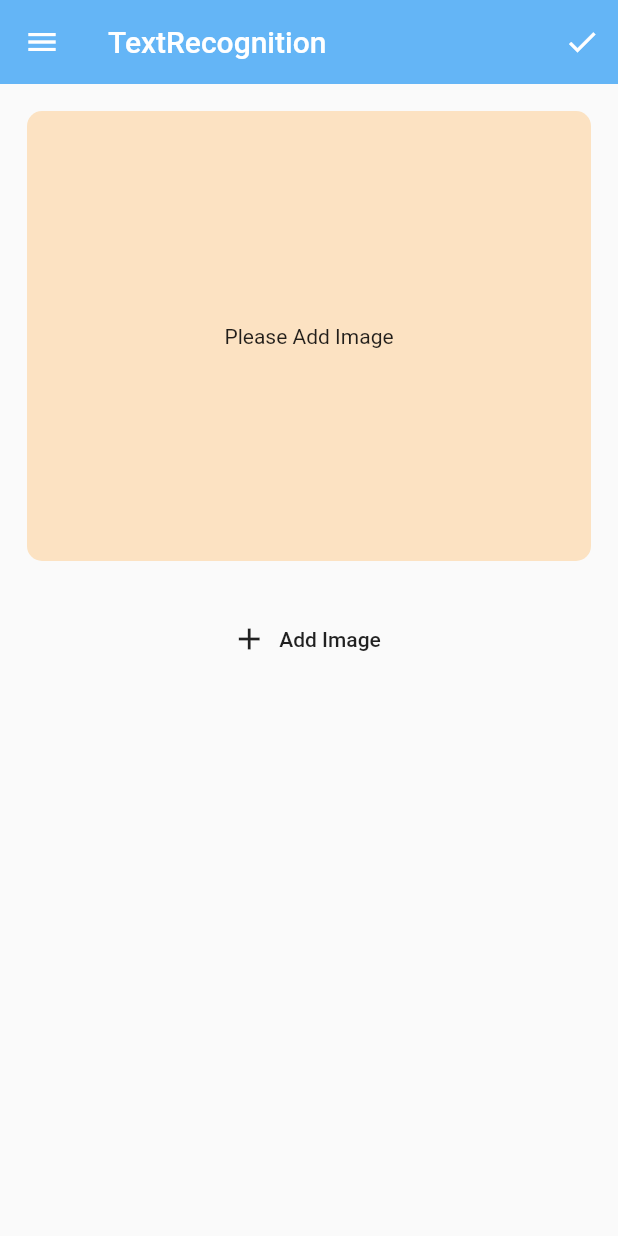
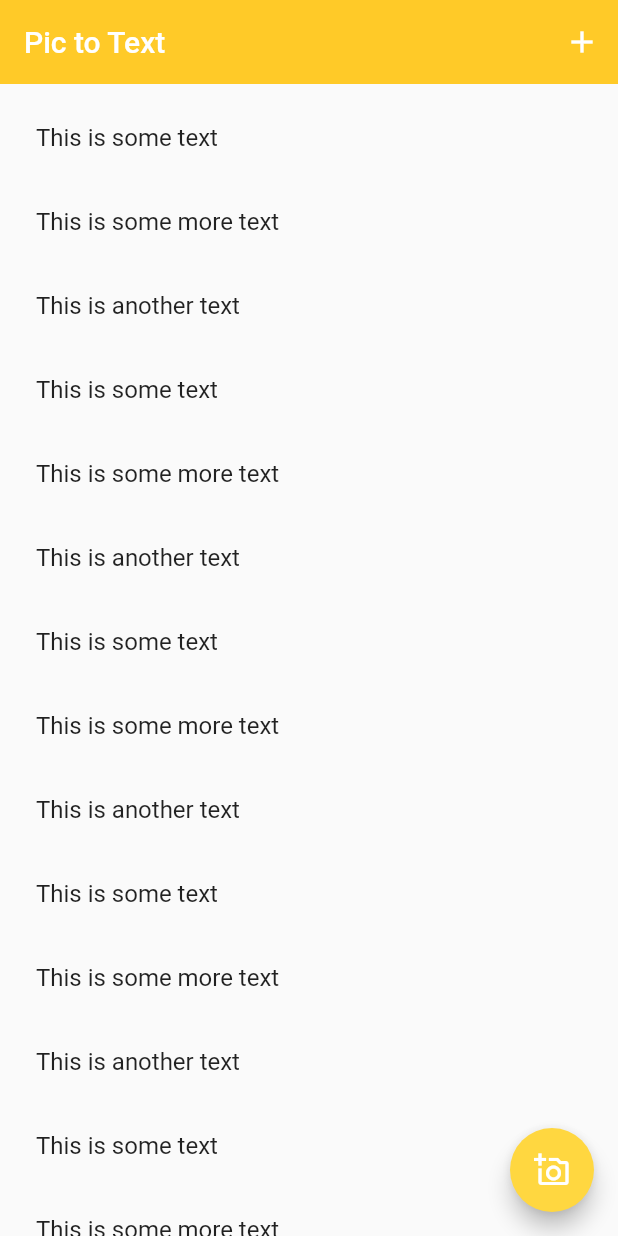
Before and after one commit to victorhmp/pic-to-text, a Flutter app: the screen it shows after launch, on a phone screen of 412 x 824 dp. Run offline on Flutter 3.47's test engine with Material 2 defaults, Android fonts, the phone set to English and light mode, and no system bars; our stand-ins replace image_picker; missing offline and left inert: clipboard, firebase_ml_vision; accounts and stored records are empty.

```diff
--- a/lib/main.dart
+++ b/lib/main.dart
@@ -4,11 +4,14 @@ import 'dart:developer' as developer;
 import 'package:firebase_ml_vision/firebase_ml_vision.dart';
 import 'package:flutter/cupertino.dart';
 import 'package:flutter/material.dart';
-import 'package:pic_to_text/userImagePicker.dart';
+import 'package:clipboard/clipboard.dart';
+
+import 'package:image_picker/image_picker.dart';
+import 'package:pic_to_text/mockData.dart';
 
 void main() => runApp(MaterialApp(
+      home: HomeScreen(),
       debugShowCheckedModeBanner: false,
-      home: HomeScreen(),
     ));
 
 class HomeScreen extends StatefulWidget {
@@ -17,95 +20,133 @@ class HomeScreen extends StatefulWidget {
 }
 
 class _HomeScreenState extends State<HomeScreen> {
+  final ImagePicker picker = ImagePicker();
+
   String string = "TextRecognition";
   File _userImageFile;
+
+  List<String> history = mockHistory;
+
+  final snackBar = SnackBar(content: Text('Copiado'));
+
   var result = "";
 
-  void _pickedImage(File image) {
-    _userImageFile = image;
+  void _pickImage(ImageSource imageSource) async {
+    final pickedImageFile = await picker.getImage(
+      source: imageSource,
+    );
+
+    if (pickedImageFile != null) {
+      setState(() {
+        _userImageFile = File(pickedImageFile.path);
+      });
+    } else {
+      print('No image was selected');
+    }
   }
 
   recogniseText() async {
-    developer.log('recogniseText was called');
-
     FirebaseVisionImage myImage = FirebaseVisionImage.fromFile(_userImageFile);
     TextRecognizer recognizeText = FirebaseVision.instance.textRecognizer();
     VisionText readText = await recognizeText.processImage(myImage);
 
-    developer.log(readText.text);
+    developer.log('This is the result: ${readText.text}');
 
     setState(() {
       result = readText.text;
+      history = [result] + history;
+      _userImageFile = null;
     });
-  }
-
-  Widget drawerItem(String title, IconData iconData, String _string) {
-    return InkWell(
-      onTap: () {
-        setState(() {
-          string = _string;
-        });
-        Navigator.of(context).pop();
-      },
-      child: Column(
-        children: [
-          ListTile(
-            leading: Icon(iconData),
-            title: Text(
-              title,
-              style: TextStyle(
-                fontWeight: FontWeight.w700,
-              ),
-            ),
-          ),
-          Divider()
-        ],
-      ),
-    );
   }
 
   @override
   Widget build(BuildContext context) {
     return Scaffold(
-        drawer: Drawer(
+      appBar: AppBar(
+        elevation: 0,
+        title: Text('Pic to Text'),
+        backgroundColor: Colors.amber[400],
+        actions: [
+          IconButton(
+            onPressed: () {
+              recogniseText();
+            },
+            icon: Icon(Icons.add),
+          )
+        ],
+      ),
+      body: Container(
+        child: ListView.builder(
+            padding: const EdgeInsets.all(8),
+            itemCount: history.length,
+            itemBuilder: (BuildContext context, int index) {
+              return ListTile(
+                // trailing: Icon(Icons.delete_rounded),
+                title: Text('${history[index]}'),
+                onTap: () {
+                  FlutterClipboard.copy(history[index]).then((value) {
+                    Scaffold.of(context).showSnackBar(snackBar);
+                  });
+                },
+              );
+            }),
+      ),
+      floatingActionButton: FloatingActionButton(
+        onPressed: () {
+          showDialog(
+              context: context,
+              builder: (_) {
+                return AlertDialog(
+                  title: Text(
+                    "Complete your action using..",
+                  ),
+                  actions: [
+                    FlatButton(
+                      onPressed: () {
+                        Navigator.of(context).pop();
+                      },
+                      child: Text(
+                        "Cancel",
+                      ),
+                    ),
+                  ],
+                  content: Container(
+                    height: 120,
                     child: Column(
                       children: [
-              Padding(
-                padding: const EdgeInsets.all(18.0),
-                child: Image.network(
-                    "https://1.bp.blogspot.com/-B3K1G5D9sPQ/WvDZJGvkqVI/AAAAAAAAFSc/zx6VYIc0IXQmB8oR4c0i7SKjSNL-2xiTQCLcBGAs/s1600/ml-kit-logo.png"),
+                        ListTile(
+                          leading: Icon(Icons.camera),
+                          title: Text(
+                            "Camera",
                           ),
-              Divider(),
-              drawerItem("Text recognition", Icons.title, "TextRecognition"),
-              drawerItem("Image labeling", Icons.terrain, "ImageLabeling"),
-              drawerItem("Barcode scanning", Icons.workspaces_outline,
-                  "BarcodeScanning"),
+                          onTap: () {
+                            _pickImage(ImageSource.camera);
+                            Navigator.of(context).pop();
+                          },
+                        ),
+                        Divider(
+                          height: 1,
+                          color: Colors.black,
+                        ),
+                        ListTile(
+                          leading: Icon(Icons.image),
+                          title: Text(
+                            "Gallery",
+                          ),
+                          onTap: () {
+                            _pickImage(ImageSource.gallery);
+                            Navigator.of(context).pop();
+                          },
+                        ),
                       ],
                     ),
                   ),
-        appBar: AppBar(
-          elevation: 0,
-          title: Text(string),
-          backgroundColor: Colors.blue[300],
-          actions: [
-            IconButton(
-              onPressed: () {
-                if (string == "TextRecognition") recogniseText();
+                );
+              });
         },
-              icon: Icon(Icons.check),
-            )
-          ],
+        child: Icon(Icons.add_a_photo_outlined),
+        backgroundColor: Colors.amberAccent,
       ),
-        body: SingleChildScrollView(
-          child: Center(
-            child: Column(
-              children: [
-                UserImagePicker(_pickedImage),
-                Padding(
-                    padding: const EdgeInsets.all(16.0), child: Text(result)),
-              ],
-            ),
-          ),
-        ));
+    );
   }
 }
--- /dev/null
+++ b/lib/mockData.dart
@@ -0,0 +1,38 @@
+const mockHistory = [
+  'This is some text',
+  'This is some more text',
+  'This is another text',
+  'This is some text',
+  'This is some more text',
+  'This is another text',
+  'This is some text',
+  'This is some more text',
+  'This is another text',
+  'This is some text',
+  'This is some more text',
+  'This is another text',
+  'This is some text',
+  'This is some more text',
+  'This is another text',
+  'This is some text',
+  'This is some more text',
+  'This is another text',
+  'This is some text',
+  'This is some more text',
+  'This is another text',
+  'This is some text',
+  'This is some more text',
+  'This is another text',
+  'This is some text',
+  'This is some more text',
+  'This is another text',
+  'This is some text',
+  'This is some more text',
+  'This is another text',
+  'This is some text',
+  'This is some more text',
+  'This is another text',
+  'This is some text',
+  'This is some more text',
+  'This is another text',
+];
--- a/lib/userImagePicker.dart
+++ b/lib/userImagePicker.dart
@@ -39,9 +39,9 @@ class _UserImagePickerState extends State<UserImagePicker> {
           child: ClipRRect(
             borderRadius: BorderRadius.circular(10),
             child: Container(
-              color: Colors.orangeAccent.withOpacity(0.3),
-              width: MediaQuery.of(context).size.width,
-              height: 300,
+              // color: Colors.orangeAccent.withOpacity(0.3),
+              // width: MediaQuery.of(context).size.width,
+              height: 400,
               child: _pickedImage != null
                   ? Image(
                       image: FileImage(_pickedImage),
--- a/pubspec.yaml
+++ b/pubspec.yaml
@@ -26,6 +26,7 @@ dependencies:
   firebase_core: ^0.2.5
   firebase_ml_vision: ^0.9.9
   image_picker: ^0.6.7+11
+  clipboard: ^0.1.2+8
 
   # The following adds the Cupertino Icons font to your application.
   # Use with the CupertinoIcons class for iOS style icons.
```
Also changed, not shown: pubspec.lock. Lines whose indentation alone changed are shown as unchanged.
